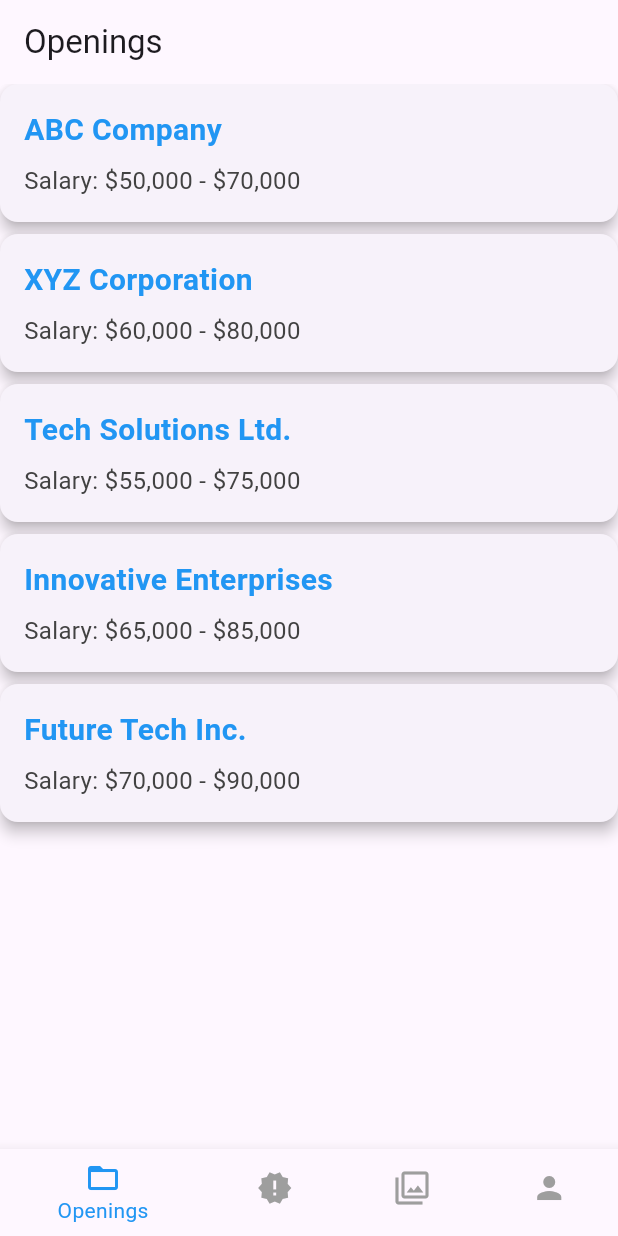
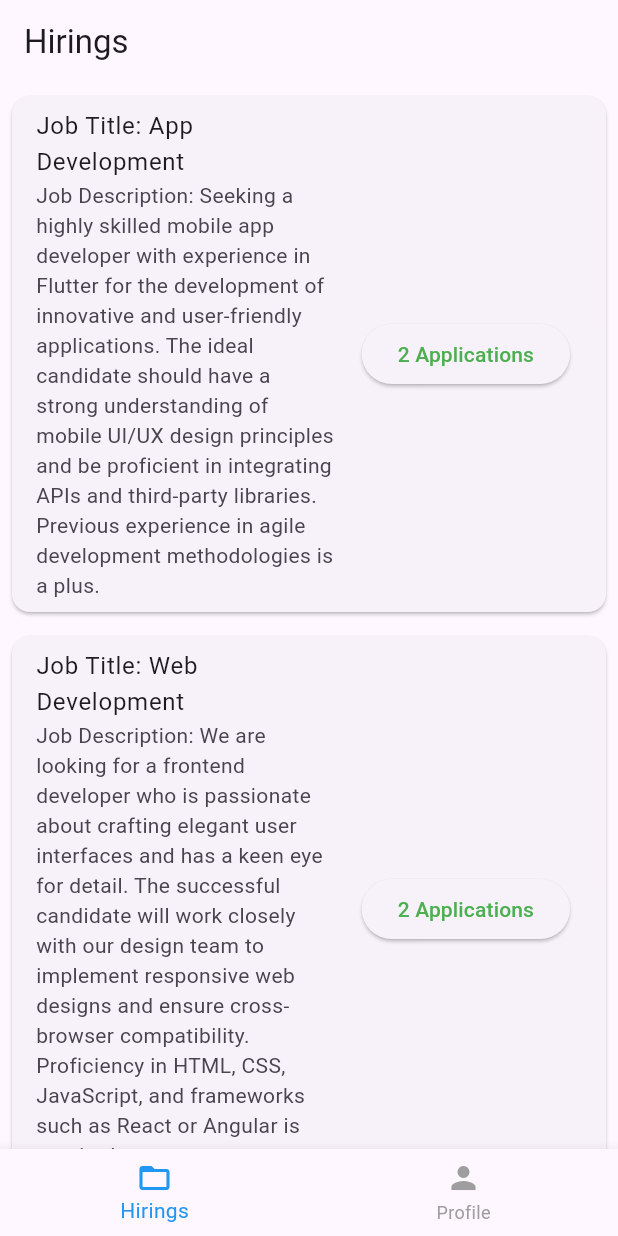
Before and after one commit to nayankeote-2004/wigdet_warriors, a Flutter app: the screen it shows after launch, on a phone screen of 412 x 824 dp. Run offline on Flutter 3.47's test engine with Material 3 defaults, Android fonts, the phone set to English and light mode, and no system bars; our stand-ins replace firebase_auth, firebase_core; accounts and stored records are empty.

Commit message:
company ui

```diff
--- a/lib/main.dart
+++ b/lib/main.dart
@@ -3,6 +3,8 @@ import 'package:flutter/material.dart';
 import 'package:interview_app/firebase_options.dart';
 import 'package:interview_app/navBar.dart';
 import 'package:interview_app/screens/filterPage.dart';
+import 'package:interview_app/screens/recruterScreens/recruterHomePage.dart';
+import 'package:interview_app/screens/recruterScreens/recruternavbar.dart';
 
 void main() async {
   WidgetsFlutterBinding.ensureInitialized();
@@ -11,6 +13,6 @@ void main() async {
   );
   runApp(MaterialApp(
     debugShowCheckedModeBanner: false,
-    home:  NavigationBarPage(),
+    home:  RecruterNavBar(),
   ));
 }
--- /dev/null
+++ b/lib/screens/recruterScreens/applicationslist.dart
@@ -0,0 +1,133 @@
+import 'package:flutter/material.dart';
+
+class JobCard {
+  final String domain;
+  final String description;
+  final int applicationCount;
+  final List<Candidate> candidates;
+
+  JobCard({
+    required this.domain,
+    required this.description,
+    required this.applicationCount,
+    required this.candidates,
+  });
+}
+
+class Candidate {
+  final String name;
+  final int id;
+
+  Candidate({
+    required this.name,
+    required this.id,
+  });
+}
+
+class ApplicationList extends StatelessWidget {
+   ApplicationList({super.key});
+
+   final List<JobCard> jobCards = [
+     JobCard(
+       domain: 'App Development',
+       description: 'Seeking a highly skilled mobile app developer with experience in Flutter for the development of innovative and user-friendly applications. The ideal candidate should have a strong understanding of mobile UI/UX design principles and be proficient in integrating APIs and third-party libraries. Previous experience in agile development methodologies is a plus.',
+       applicationCount: 2,
+       candidates: [
+         Candidate(name: 'John Doe', id: 1),
+         Candidate(name: 'Alice Smith', id: 2),
+         // Add more candidates here...
+       ],
+     ),
+     JobCard(
+       domain: 'Web Development',
+       description: 'We are looking for a frontend developer who is passionate about crafting elegant user interfaces and has a keen eye for detail. The successful candidate will work closely with our design team to implement responsive web designs and ensure cross-browser compatibility. Proficiency in HTML, CSS, JavaScript, and frameworks such as React or Angular is required.',
+       applicationCount: 2,
+       candidates: [
+         Candidate(name: 'Bob Johnson', id: 3),
+         Candidate(name: 'Emily Brown', id: 4),
+         // Add more candidates here...
+       ],
+     ),
+     JobCard(
+       domain: 'Blockchain',
+       description: 'We are seeking a talented blockchain developer to join our team and contribute to the development of decentralized applications (dApps). The ideal candidate should have a strong understanding of blockchain fundamentals, including smart contracts and consensus mechanisms. Experience with blockchain platforms such as Ethereum and Solidity programming language is highly desirable.',
+       applicationCount: 2,
+       candidates: [
+         Candidate(name: 'Bob Johnson', id: 3),
+         Candidate(name: 'Emily Brown', id: 4),
+         // Add more candidates here...
+       ],
+
+     ),
+     JobCard(
+       domain: 'AI/ML',
+       description: 'We are looking for a passionate machine learning engineer to join our AI team and work on cutting-edge projects in natural language processing, computer vision, and predictive analytics. The successful candidate will collaborate with cross-functional teams to design and implement machine learning algorithms and models. Proficiency in Python, TensorFlow, and experience with large-scale data processing is required.',
+       applicationCount: 2,
+       candidates: [
+         Candidate(name: 'Bob Johnson', id: 3),
+         Candidate(name: 'Emily Brown', id: 4),
+         // Add more candidates here...
+       ],
+     ),
+     // Add more dummy data here...
+   ];
+
+  @override
+  Widget build(BuildContext context) {
+    return Scaffold(
+      body: ListView.builder(
+        itemCount: jobCards.length,
+        itemBuilder: (BuildContext context, int index) {
+          return Card(
+            margin: EdgeInsets.all(8.0),
+            child: ListTile(
+              title: Text( "Job Title: ${jobCards[index].domain}" ),
+              subtitle: Text("Job Description: ${jobCards[index].description}"),
+
+              trailing: ElevatedButton(
+                onPressed: (){
+                  _showCandidatesDialog(context, jobCards[index].candidates);
+                },
+                child: Text(
+                '${jobCards[index].applicationCount} Applications',
+                style: TextStyle(color: Colors.green),
+              ), ),
+            ),
+          );
+        },
+      ),
+    );
+  }
+}
+
+void _showCandidatesDialog(BuildContext context, List<Candidate> candidates) {
+  showDialog(
+    context: context,
+    builder: (BuildContext context) {
+      return AlertDialog(
+        title: Text('Candidates'),
+        content: Container(
+          width: double.minPositive,
+          child: ListView.builder(
+            shrinkWrap: true,
+            itemCount: candidates.length,
+            itemBuilder: (BuildContext context, int index) {
+              return ListTile(
+                title: Text(candidates[index].name),
+                subtitle: Text('ID: ${candidates[index].id}'),
+              );
+            },
+          ),
+        ),
+        actions: [
+          TextButton(
+            onPressed: () {
+              Navigator.of(context).pop();
+            },
+            child: Text('Close'),
+          ),
+        ],
+      );
+    },
+  );
+}
--- /dev/null
+++ b/lib/screens/recruterScreens/recruterHomePage.dart
@@ -0,0 +1,17 @@
+import 'package:flutter/material.dart';
+
+import 'applicationslist.dart';
+class RecruterHomePage extends StatelessWidget {
+  const RecruterHomePage({super.key});
+
+  @override
+  Widget build(BuildContext context) {
+    return SafeArea(
+      child: Scaffold(
+        backgroundColor: Colors.yellowAccent,
+        body: ApplicationList(),
+      ),
+
+    );
+  }
+}
--- /dev/null
+++ b/lib/screens/recruterScreens/recruternavbar.dart
@@ -0,0 +1,65 @@
+import 'package:flutter/material.dart';
+import 'package:interview_app/screens/filterPage.dart';
+import 'package:interview_app/screens/homepage.dart';
+import 'package:interview_app/screens/profile.dart';
+import 'package:interview_app/screens/recruterScreens/recruterHomePage.dart';
+
+import 'companyprofile.dart';
+
+class RecruterNavBar extends StatefulWidget {
+  @override
+  _RecruterNavBarState createState() => _RecruterNavBarState();
+}
+
+class _RecruterNavBarState extends State<RecruterNavBar> {
+  int _selectedIndex = 0;
+
+  final List<Widget> _widgetOptions = <Widget>[
+    RecruterHomePage(),
+    ProfilePage(),
+  ];
+
+  final List<String> _appBarTitles = <String>[
+    'Hirings',
+    'Profile',
+  ];
+
+  @override
+  Widget build(BuildContext context) {
+    return Scaffold(
+      appBar: AppBar(
+        title: Text(_appBarTitles[_selectedIndex]),
+      ),
+      body: Center(
+        child: _widgetOptions.elementAt(_selectedIndex),
+      ),
+      bottomNavigationBar: BottomNavigationBar(
+        currentIndex: _selectedIndex,
+        onTap: _onItemTapped,
+        selectedItemColor: Colors.blue, // Set selected item color
+        unselectedItemColor: Colors.grey, // Set unselected item color
+        items: [
+          BottomNavigationBarItem(
+            icon: Icon(Icons.folder_open),
+            label: 'Hirings',
+          ),
+
+          // BottomNavigationBarItem(
+          //   icon: Icon(Icons.filter),
+          //   label: 'Filters',
+          // ),
+          BottomNavigationBarItem(
+            icon: Icon(Icons.person),
+            label: 'Profile',
+          ),
+        ],
+      ),
+    );
+  }
+
+  void _onItemTapped(int index) {
+    setState(() {
+      _selectedIndex = index;
+    });
+  }
+}
```
Also changed, not shown: lib/screens/recruterScreens/candidatesList.dart (added, +10 -0 lines), lib/screens/recruterScreens/companyprofile.dart (added, +109 -0 lines).
